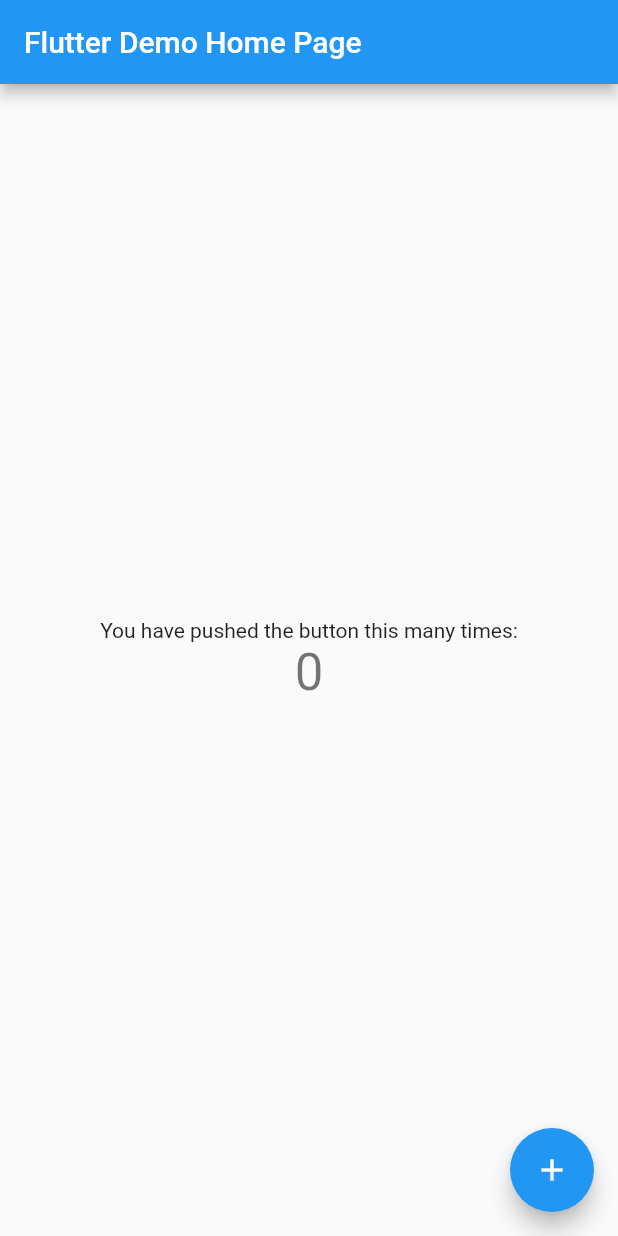
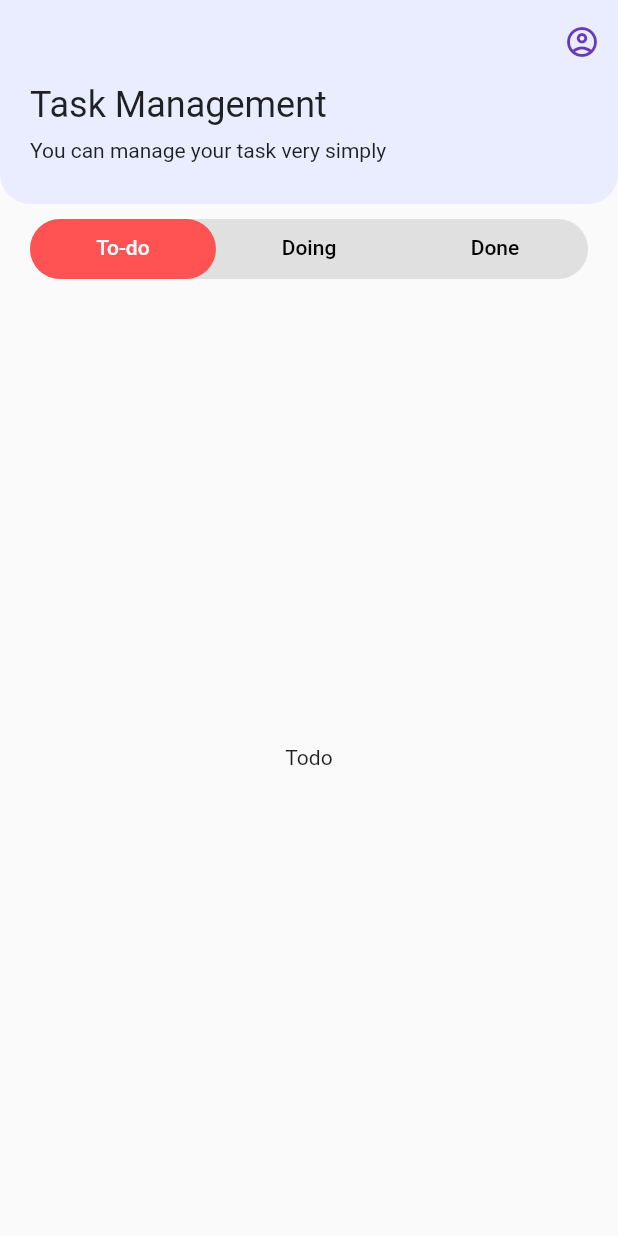
Before and after one commit to katinfin2116/task_management_app, a Flutter app: the screen it shows after launch, on a phone screen of 412 x 824 dp. Run offline on Flutter 3.47's test engine with Material 2 defaults, Android fonts, the phone set to English and light mode, and no system bars.

Commit message:
add header and TabBarView

```diff
--- a/lib/main.dart
+++ b/lib/main.dart
@@ -1,115 +1,21 @@
 import 'package:flutter/material.dart';
+import 'package:task_management_app/views/task/task_view.dart';
 
 void main() {
   runApp(const MyApp());
 }
 
 class MyApp extends StatelessWidget {
-  const MyApp({super.key});
-
-  // This widget is the root of your application.
+  const MyApp({Key? key}) : super(key: key);
   @override
   Widget build(BuildContext context) {
     return MaterialApp(
-      title: 'Flutter Demo',
+      debugShowCheckedModeBanner: false,
+      title: 'Task Management',
       theme: ThemeData(
-        // This is the theme of your application.
-        //
-        // Try running your application with "flutter run". You'll see the
-        // application has a blue toolbar. Then, without quitting the app, try
-        // changing the primarySwatch below to Colors.green and then invoke
-        // "hot reload" (press "r" in the console where you ran "flutter run",
-        // or simply save your changes to "hot reload" in a Flutter IDE).
-        // Notice that the counter didn't reset back to zero; the application
-        // is not restarted.
         primarySwatch: Colors.blue,
       ),
-      home: const MyHomePage(title: 'Flutter Demo Home Page'),
+      home: const TaskView(),
     );
   }
 }
-
-class MyHomePage extends StatefulWidget {
-  const MyHomePage({super.key, required this.title});
-
-  // This widget is the home page of your application. It is stateful, meaning
-  // that it has a State object (defined below) that contains fields that affect
-  // how it looks.
-
-  // This class is the configuration for the state. It holds the values (in this
-  // case the title) provided by the parent (in this case the App widget) and
-  // used by the build method of the State. Fields in a Widget subclass are
-  // always marked "final".
-
-  final String title;
-
-  @override
-  State<MyHomePage> createState() => _MyHomePageState();
-}
-
-class _MyHomePageState extends State<MyHomePage> {
-  int _counter = 0;
-
-  void _incrementCounter() {
-    setState(() {
-      // This call to setState tells the Flutter framework that something has
-      // changed in this State, which causes it to rerun the build method below
-      // so that the display can reflect the updated values. If we changed
-      // _counter without calling setState(), then the build method would not be
-      // called again, and so nothing would appear to happen.
-      _counter++;
-    });
-  }
-
-  @override
-  Widget build(BuildContext context) {
-    // This method is rerun every time setState is called, for instance as done
-    // by the _incrementCounter method above.
-    //
-    // The Flutter framework has been optimized to make rerunning build methods
-    // fast, so that you can just rebuild anything that needs updating rather
-    // than having to individually change instances of widgets.
-    return Scaffold(
-      appBar: AppBar(
-        // Here we take the value from the MyHomePage object that was created by
-        // the App.build method, and use it to set our appbar title.
-        title: Text(widget.title),
-      ),
-      body: Center(
-        // Center is a layout widget. It takes a single child and positions it
-        // in the middle of the parent.
-        child: Column(
-          // Column is also a layout widget. It takes a list of children and
-          // arranges them vertically. By default, it sizes itself to fit its
-          // children horizontally, and tries to be as tall as its parent.
-          //
-          // Invoke "debug painting" (press "p" in the console, choose the
-          // "Toggle Debug Paint" action from the Flutter Inspector in Android
-          // Studio, or the "Toggle Debug Paint" command in Visual Studio Code)
-          // to see the wireframe for each widget.
-          //
-          // Column has various properties to control how it sizes itself and
-          // how it positions its children. Here we use mainAxisAlignment to
-          // center the children vertically; the main axis here is the vertical
-          // axis because Columns are vertical (the cross axis would be
-          // horizontal).
-          mainAxisAlignment: MainAxisAlignment.center,
-          children: <Widget>[
-            const Text(
-              'You have pushed the button this many times:',
-            ),
-            Text(
-              '$_counter',
-              style: Theme.of(context).textTheme.headlineMedium,
-            ),
-          ],
-        ),
-      ),
-      floatingActionButton: FloatingActionButton(
-        onPressed: _incrementCounter,
-        tooltip: 'Increment',
-        child: const Icon(Icons.add),
-      ), // This trailing comma makes auto-formatting nicer for build methods.
-    );
-  }
-}
--- /dev/null
+++ b/lib/views/doing/doing_view.dart
@@ -0,0 +1,14 @@
+import 'package:flutter/material.dart';
+class DoingView extends StatefulWidget {
+  const DoingView({Key? key}) : super(key: key);
+
+  @override
+  State<DoingView> createState() => _DoingViewState();
+}
+
+class _DoingViewState extends State<DoingView> {
+  @override
+  Widget build(BuildContext context) {
+    return Text("Doing");
+  }
+}
--- /dev/null
+++ b/lib/views/done/done_view.dart
@@ -0,0 +1,14 @@
+import 'package:flutter/material.dart';
+class DoneView extends StatefulWidget {
+  const DoneView({Key? key}) : super(key: key);
+
+  @override
+  State<DoneView> createState() => _DoneViewState();
+}
+
+class _DoneViewState extends State<DoneView> {
+  @override
+  Widget build(BuildContext context) {
+    return Text("Done");
+  }
+}
--- /dev/null
+++ b/lib/views/task/task_view.dart
@@ -0,0 +1,105 @@
+import 'package:flutter/material.dart';
+import 'package:task_management_app/views/doing/doing_view.dart';
+import 'package:task_management_app/views/done/done_view.dart';
+import 'package:task_management_app/views/todo/todo_view.dart';
+
+class TaskView extends StatefulWidget {
+  const TaskView({Key? key}) : super(key: key);
+
+  @override
+  State<TaskView> createState() => _TaskViewState();
+}
+
+class _TaskViewState extends State<TaskView> {
+  @override
+  Widget build(BuildContext context) {
+    return DefaultTabController(
+      length: 3,
+      child: Scaffold(
+          appBar: AppBar(
+            backgroundColor: Color(0xffE9EDFF),
+            actions: [
+              IconButton(
+                icon: const Icon(Icons.account_circle_outlined,
+                    color: Colors.deepPurple),
+                onPressed: () => Navigator.of(context).pop(),
+              ),
+            ],
+            elevation: 0,
+          ),
+          body: Padding(
+            padding: EdgeInsets.all(0.0),
+            child: Column(
+              children: [
+                Container(
+                  padding: EdgeInsets.only(left: 20, right: 20),
+                  alignment: Alignment.centerLeft,
+                  width: MediaQuery.of(context).size.width,
+                  height: 80,
+                  decoration: const BoxDecoration(
+                    color: Color(0xffE9EDFF),
+                    borderRadius: BorderRadius.only(
+                      bottomLeft: Radius.circular(20),
+                      bottomRight: Radius.circular(20),
+                    ),
+                  ),
+                  child: Column(
+                    crossAxisAlignment: CrossAxisAlignment.start,
+                    children: const [
+                      Text(
+                        "Task Management",
+                        style: TextStyle(fontSize: 24),
+                      ),
+                      SizedBox(height: 8,),
+                      Text("You can manage your task very simply")
+                    ],
+                  ),
+                ),
+                const SizedBox(
+                  height: 10,
+                ),
+                Container(
+                  height: 40,
+                  margin: const EdgeInsets.only(left: 20,right: 20),
+                  decoration: BoxDecoration(
+                      color: Colors.grey[300],
+                      borderRadius: BorderRadius.circular(25.0)),
+                  child: TabBar(
+                    indicator: BoxDecoration(
+                        color: Colors.redAccent,
+                        borderRadius: BorderRadius.circular(25.0)),
+                    labelColor: Colors.white,
+                    unselectedLabelColor: Colors.black,
+                    tabs: const [
+                      Tab(
+                        text: 'To-do',
+                      ),
+                      Tab(
+                        text: 'Doing',
+                      ),
+                      Tab(
+                        text: 'Done',
+                      ),
+                    ],
+                  ),
+                ),
+                const Expanded(
+                    child: TabBarView(
+                  children: [
+                    Center(
+                      child: TodoView(),
+                    ),
+                    Center(
+                      child: DoingView(),
+                    ),
+                    Center(
+                      child: DoneView(),
+                    ),
+                  ],
+                ))
+              ],
+            ),
+          )),
+    );
+  }
+}
--- /dev/null
+++ b/lib/views/todo/todo_view.dart
@@ -0,0 +1,14 @@
+import 'package:flutter/material.dart';
+class TodoView extends StatefulWidget {
+  const TodoView({Key? key}) : super(key: key);
+
+  @override
+  State<TodoView> createState() => _TodoViewState();
+}
+
+class _TodoViewState extends State<TodoView> {
+  @override
+  Widget build(BuildContext context) {
+    return Text("Todo");
+  }
+}
```
